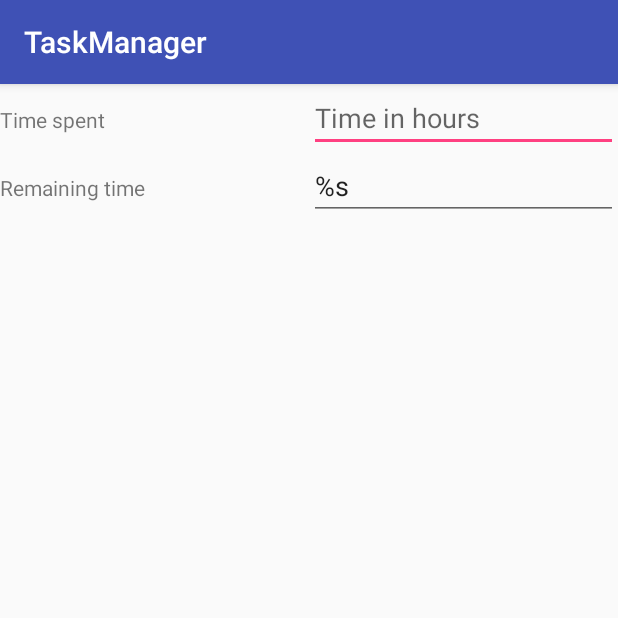
After one commit to Aleksa14/mobileapp-managetime, an Android app: the LoggingActivity screen opened directly, with no data from a screen before it, on a phone screen of 412 x 824 dp, the top half of it. The commit adds this screen. Run offline under Robolectric (Android 15) with nearby library versions, the phone set to English and light mode, and no system bars.

Commit message:
small cleaning of code , add logging

```diff
--- a/app/src/main/java/com/example/olaor/taskmanager/CalendarService.java
+++ b/app/src/main/java/com/example/olaor/taskmanager/CalendarService.java
@@ -74,7 +74,6 @@ public class CalendarService {
                         " = ? AND " +
                         CalendarContract.Calendars.ACCOUNT_TYPE +
                         " = ? ";
-        // use the same values as above:
         String[] selArgs =
                 new String[]{
                         ACCOUNT_NAME,
@@ -100,7 +99,6 @@ public class CalendarService {
     public static void insertTasksToCalendar(Task task, Context context) {
         long calId = getCalendarId(context);
         if (calId == -1) {
-            // no calendar account; react meaningfully
             return;
         }
         Calendar cal = new GregorianCalendar();
--- /dev/null
+++ b/app/src/main/java/com/example/olaor/taskmanager/LoggingActivity.java
@@ -0,0 +1,13 @@
+package com.example.olaor.taskmanager;
+
+import android.support.v7.app.AppCompatActivity;
+import android.os.Bundle;
+
+public class LoggingActivity extends AppCompatActivity {
+
+    @Override
+    protected void onCreate(Bundle savedInstanceState) {
+        super.onCreate(savedInstanceState);
+        setContentView(R.layout.activity_logging);
+    }
+}
--- a/app/src/main/java/com/example/olaor/taskmanager/TaskManager/Schedulers/Scheduler.java
+++ b/app/src/main/java/com/example/olaor/taskmanager/TaskManager/Schedulers/Scheduler.java
@@ -10,7 +10,9 @@ import com.example.olaor.taskmanager.TaskManager.Data.Task;
 import java.util.List;
 import java.util.ListIterator;
 
-
+/**
+ *
+ */
 public class Scheduler {
 
     private Project project;
--- a/app/src/main/java/com/example/olaor/taskmanager/TaskManager/Schedulers/TimeLine.java
+++ b/app/src/main/java/com/example/olaor/taskmanager/TaskManager/Schedulers/TimeLine.java
@@ -52,10 +52,6 @@ public class TimeLine implements Runnable{
                     e.printStackTrace();
                 }
             }
-//            CalendarService.createCalendar(context);
-//            for (Task t : taskList) {
-//                CalendarService.insertTasksToCalendar(t, context);
-//            }
         }
     }
 }
--- /dev/null
+++ b/app/src/main/res/layout/activity_logging.xml
@@ -0,0 +1,52 @@
+<?xml version="1.0" encoding="utf-8"?>
+<LinearLayout xmlns:android="http://schemas.android.com/apk/res/android"
+    xmlns:tools="http://schemas.android.com/tools"
+    android:id="@+id/activity_logging"
+    android:layout_width="match_parent"
+    android:layout_height="match_parent"
+    tools:context="com.example.olaor.taskmanager.LoggingActivity"
+    android:orientation="vertical">
+
+    <LinearLayout
+        android:layout_width="match_parent"
+        android:layout_height="wrap_content"
+        android:orientation="horizontal">
+
+        <TextView
+            android:layout_width="match_parent"
+            android:layout_height="wrap_content"
+            android:text="@string/time_spent"
+            android:layout_weight="1"/>
+
+        <EditText
+            android:layout_width="match_parent"
+            android:layout_height="wrap_content"
+            android:hint="@string/time_in_hours"
+            android:inputType="number"
+            android:layout_weight="1"
+            android:id="@+id/time_spent"/>
+
+    </LinearLayout>
+
+    <LinearLayout
+        android:layout_width="match_parent"
+        android:layout_height="wrap_content"
+        android:orientation="horizontal">
+
+        <TextView
+            android:layout_width="match_parent"
+            android:layout_height="wrap_content"
+            android:layout_weight="1"
+            android:text="@string/remaining_time" />
+
+        <EditText
+            android:layout_width="match_parent"
+            android:layout_height="wrap_content"
+            android:layout_weight="1"
+            android:id="@+id/estimate_time_change"
+            android:text="@string/text"
+            />
+
+        </LinearLayout>
+
+</LinearLayout>
--- a/app/src/main/res/values/strings.xml
+++ b/app/src/main/res/values/strings.xml
@@ -89,4 +89,7 @@
     <string name="pref_title_vibrate">Vibrate</string>
     <string name="apply">Apply</string>
     <string name="text">%s</string>
+    <string name="time_spent">Time spent</string>
+    <string name="time_in_hours">Time in hours</string>
+    <string name="remaining_time">Remaining time</string>
 </resources>
```
Also changed, not shown: app/src/main/AndroidManifest.xml (+5 -4 lines), app/src/main/java/com/example/olaor/taskmanager/AlarmService.java (added, +42 -0 lines), app/src/main/java/com/example/olaor/taskmanager/MainActivity.java (deleted, +0 -98 lines), app/src/main/java/com/example/olaor/taskmanager/NotificationReceiver.java (added, +17 -0 lines), app/src/main/java/com/example/olaor/taskmanager/ShowCalendarActivity.java (deleted, +0 -36 lines), app/src/main/java/com/example/olaor/taskmanager/TaskManager/Data/AppDatabase.java (+4 -5 lines), app/src/main/java/com/example/olaor/taskmanager/TaskManager/Data/Project.java (+2 -54 lines), app/src/main/java/com/example/olaor/taskmanager/TaskManager/Data/Task.java (+1 -29 lines), app/src/main/res/layout/activity_main.xml (deleted, +0 -18 lines).
